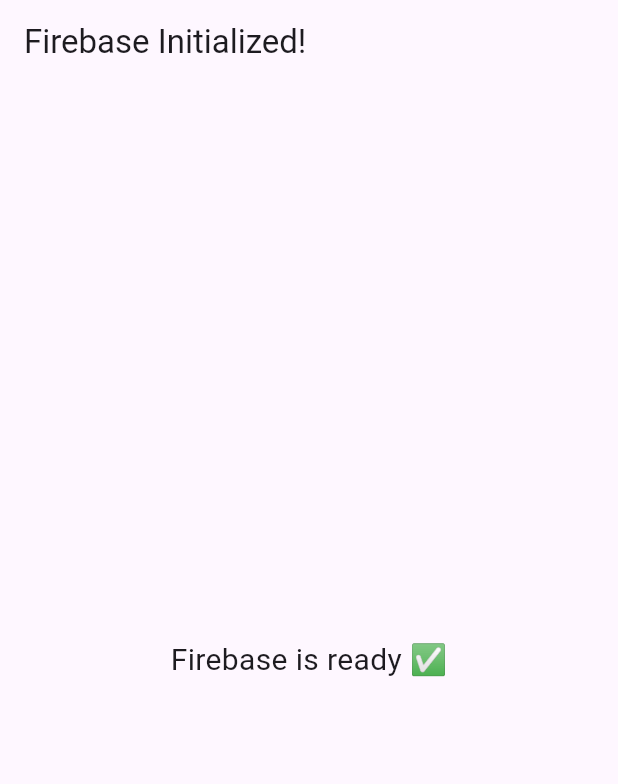
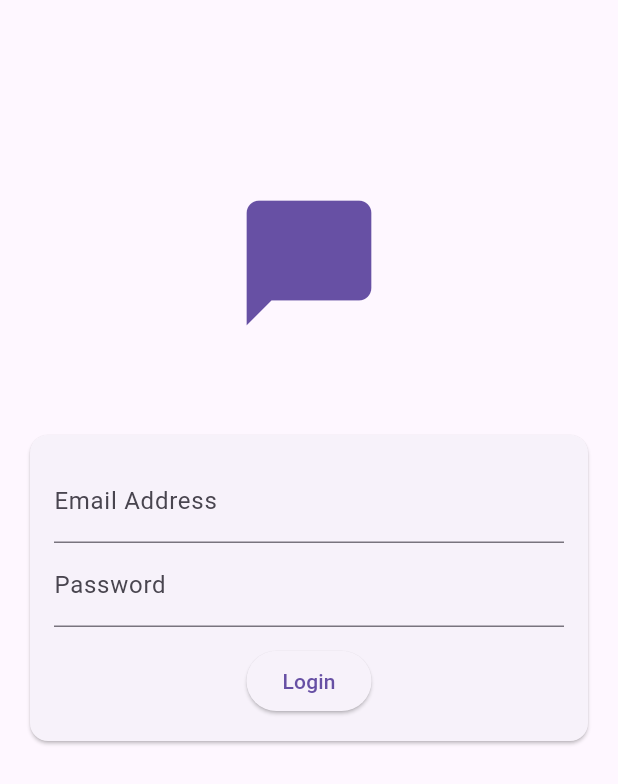
Before and after one commit to khadooja/AppChat, a Flutter app: the screen it shows after launch, on a phone screen of 412 x 824 dp. Shown: the top 784 px of the screen. Run offline on Flutter 3.47's test engine with Material 3 defaults, Android fonts, the phone set to English and light mode, and no system bars; our stand-ins replace firebase_core; accounts and stored records are empty.

Commit message:
init auth screen

```diff
--- /dev/null
+++ b/lib/auth.dart
@@ -0,0 +1,62 @@
+import 'package:flutter/material.dart';
+
+class AuthScreen extends StatefulWidget {
+  const AuthScreen({super.key});
+
+  @override
+  State<AuthScreen> createState() => _AuthScreenState();
+}
+
+class _AuthScreenState extends State<AuthScreen> {
+  @override
+  Widget build(BuildContext context) {
+    return Scaffold(
+      body: SingleChildScrollView(
+        child: Column(
+          mainAxisAlignment: MainAxisAlignment.center,
+          children: [
+            Container(
+              margin: const EdgeInsets.only(top: 100, bottom: 20),
+              width: 200,
+              height: 150,
+              child: Icon(
+                Icons.chat_bubble,
+                size: 100,
+                color: Theme.of(context).colorScheme.primary,
+              ),
+            ),
+            Card(
+              margin: const EdgeInsets.all(20),
+              child: SingleChildScrollView(
+                child: Padding(
+                  padding: const EdgeInsets.all(16.0),
+                  child: Form(
+                      child: Column(
+                    mainAxisSize: MainAxisSize.min,
+                    children: [
+                      TextFormField(
+                        decoration:
+                            const InputDecoration(labelText: 'Email Address'),
+                        keyboardType: TextInputType.emailAddress,
+                        autocorrect: false,
+                        textCapitalization: TextCapitalization.none,
+                      ),
+                      TextFormField(
+                        decoration:
+                            const InputDecoration(labelText: 'Password'),
+                        obscureText: true,
+                      ),
+                      const SizedBox(height: 12),
+                      ElevatedButton(
+                          onPressed: () {}, child: const Text('Login'))
+                    ],
+                  )),
+                ),
+              ),
+            )
+          ],
+        ),
+      ),
+    );
+  }
+}
--- a/lib/main.dart
+++ b/lib/main.dart
@@ -1,6 +1,7 @@
 import 'package:flutter/material.dart';
 import 'package:firebase_core/firebase_core.dart';
-import 'firebase_options.dart'; // الملف اللي تولد تلقائي بعد flutterfire configure
+import 'package:flutter_application_1/auth.dart';
+import 'firebase_options.dart';
 
 void main() async {
   WidgetsFlutterBinding.ensureInitialized();
@@ -23,27 +24,8 @@ class MyApp extends StatelessWidget {
       theme: ThemeData(
         primarySwatch: Colors.blue,
       ),
-      home: const HomeScreen(),
+      home: const AuthScreen(),
       debugShowCheckedModeBanner: false,
     );
   }
 }
-
-class HomeScreen extends StatelessWidget {
-  const HomeScreen({super.key});
-
-  @override
-  Widget build(BuildContext context) {
-    return Scaffold(
-      appBar: AppBar(
-        title: const Text('Firebase Initialized!'),
-      ),
-      body: const Center(
-        child: Text(
-          'Firebase is ready ✅',
-          style: TextStyle(fontSize: 20),
-        ),
-      ),
-    );
-  }
-}
```
